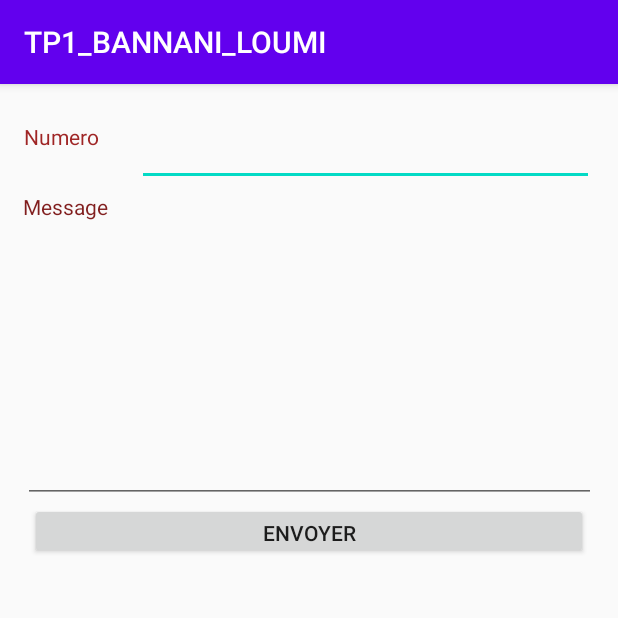
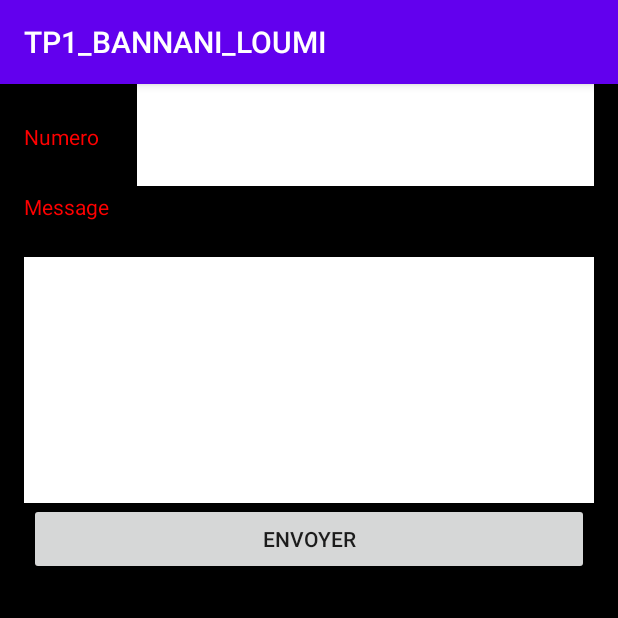
Before and after one commit to bannani/TP_ANDROID, an Android app: the screen it shows after launch (MainActivity), after a tap on "ENVOYER", on a phone screen of 412 x 824 dp, the top half of it. Run offline under Robolectric (Android 15) with nearby library versions, the phone set to English and light mode, and no system bars.

Commit message:
finish tp1

```diff
--- a/TP1_BANNANI_LOUMI/app/src/main/AndroidManifest.xml
+++ b/TP1_BANNANI_LOUMI/app/src/main/AndroidManifest.xml
@@ -2,7 +2,7 @@
 <manifest xmlns:android="http://schemas.android.com/apk/res/android"
     package="com.example.tp1_bannani_loumi">
 
-    <uses-permission-sdk-23 android:name="android.permission.READ_PHONE_STATE"/>
+    <uses-permission android:name="android.permission.SEND_SMS"/>
     <application
         android:allowBackup="true"
         android:icon="@mipmap/ic_launcher"
--- a/TP1_BANNANI_LOUMI/app/src/main/java/com/example/tp1_bannani_loumi/MainActivity.java
+++ b/TP1_BANNANI_LOUMI/app/src/main/java/com/example/tp1_bannani_loumi/MainActivity.java
@@ -10,6 +10,7 @@ import android.widget.Toast;
 
 public class MainActivity extends AppCompatActivity {
     boolean numeroValide;
+    SmsManager sms = SmsManager.getDefault();
 
     @Override
     protected void onCreate(Bundle savedInstanceState) {
@@ -23,6 +24,11 @@ public class MainActivity extends AppCompatActivity {
         EditText editMessage = (EditText) findViewById(R.id.editMesage);
         String numeros = editNumeros.getText().toString();
         String message = editMessage.getText().toString();
+        if (numeros.contains(":")){
+            //si qq tape ":" au lieu de ";"
+            Toast.makeText(getApplicationContext(), "Le numero " + numeros + " est invalide", Toast.LENGTH_SHORT).show();
+        }
+        else {
             if (message.length() > 0) {
                 if (numeros.contains(";")) {
                     String[] tableau = numeros.split(";");
@@ -34,11 +40,11 @@ public class MainActivity extends AppCompatActivity {
                     }
                     if (numeroValide) {
                         for (int i = 0; i < tableau.length; i++) {
-                        SmsManager.getDefault().sendTextMessage(tableau[i], null, message, null, null);
+                            sms.sendTextMessage(tableau[i], null, message, null, null);
                         }
                     }
                 } else if (numeros.length() >= 4) {
-                SmsManager.getDefault().sendTextMessage(numeros, null, message, null, null);
+                    sms.sendTextMessage(numeros, null, message, null, null);
                 } else {
                     Toast.makeText(getApplicationContext(), "Le numero " + numeros + " est invalide", Toast.LENGTH_SHORT).show();
                     numeroValide = false;
@@ -52,3 +58,4 @@ public class MainActivity extends AppCompatActivity {
             }
         }
     }
+}
--- a/TP1_BANNANI_LOUMI/app/src/main/res/layout/activity_main.xml
+++ b/TP1_BANNANI_LOUMI/app/src/main/res/layout/activity_main.xml
@@ -7,6 +7,7 @@
     android:paddingLeft="16dp"
     android:paddingRight="16dp"
     android:orientation="vertical"
+    android:background="@color/black"
     android:gravity="center">
 
 
@@ -22,7 +23,7 @@
             android:layout_width="75dp"
             android:layout_height="wrap_content"
             android:text="@string/numero"
-            android:textColor="#9F2525" />
+            android:textColor="@color/red" />
 
         <EditText
             android:id="@+id/editNumero"
@@ -32,32 +33,34 @@
             android:autofillHints=""
             android:ems="10"
             android:inputType="textPersonName"
+            android:background="@color/white"
             android:text="Entrez le numero" />
 
     </LinearLayout>
 
     <TextView
         android:id="@+id/textView3"
-        android:layout_width="382dp"
+        android:layout_width="match_parent"
         android:layout_height="43dp"
         android:text="Message"
-        android:textColor="#811E1E" />
+        android:textColor="@color/red" />
 
     <EditText
         android:id="@+id/editMesage"
-        android:layout_width="382dp"
+        android:layout_width="match_parent"
         android:layout_height="164dp"
         android:autofillHints=""
         android:ems="10"
         android:inputType="textPersonName"
+        android:background="@color/white"
         android:text="Tapez le message" />
 
     <Button
         android:id="@+id/button"
-        android:layout_width="372dp"
-        android:layout_height="37dp"
-        android:text="Envoyer"
-        android:onClick="sendSMS"/>
+        android:layout_width="373dp"
+        android:layout_height="wrap_content"
+        android:onClick="sendSMS"
+        android:text="Envoyer" />
 
     <LinearLayout
         android:layout_width="match_parent"
--- a/TP1_BANNANI_LOUMI/app/src/main/res/values/colors.xml
+++ b/TP1_BANNANI_LOUMI/app/src/main/res/values/colors.xml
@@ -3,4 +3,7 @@
     <color name="colorPrimary">#6200EE</color>
     <color name="colorPrimaryDark">#3700B3</color>
     <color name="colorAccent">#03DAC5</color>
+    <color name="white">#FFFFFF</color>
+    <color name="black">#000000</color>
+    <color name="red">#FE0000</color>
 </resources>
--- a/TP1_BANNANI_LOUMI/app/src/main/res/values/strings.xml
+++ b/TP1_BANNANI_LOUMI/app/src/main/res/values/strings.xml
@@ -2,6 +2,6 @@
     <string name="app_name">TP1_BANNANI_LOUMI</string>
     <string name="numero">Numero</string>
     <string name="textview">TextView</string>
-    <string name="name">Name</string>
+    <string name="name">TP1_BANNANI_LOUMI</string>
     <string name="tapez_le_message">Tapez le message</string>
 </resources>
```
Lines whose indentation alone changed are shown as unchanged.
